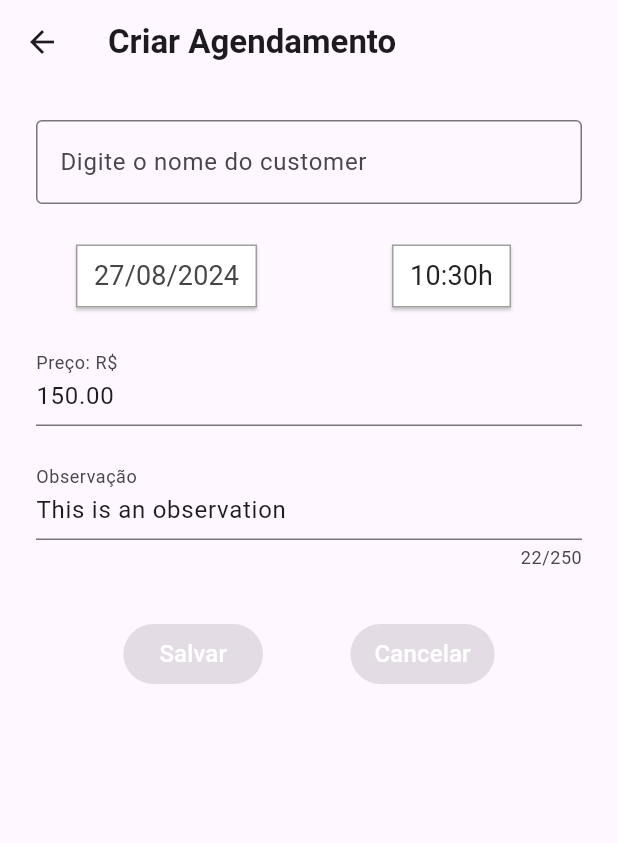
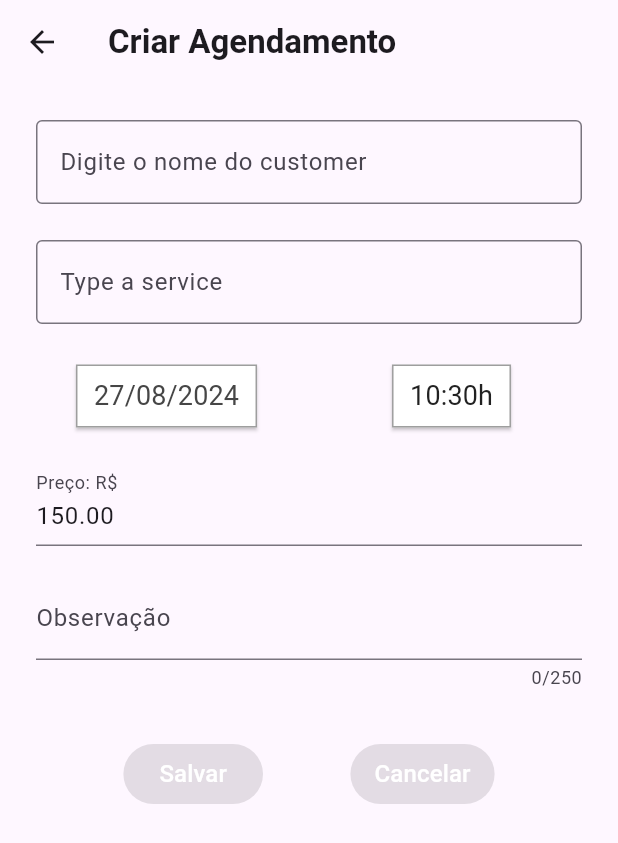
Before and after one commit to MatthewLacerda2/FixFlow, a Flutter app: the CreateScheduleScreen screen opened directly, on a phone screen of 412 x 824 dp. Shown: the top 843 px of the screen. Run offline on Flutter 3.47's test engine with Material 3 defaults, Android fonts, the phone set to English and light mode, and no system bars; our stand-ins replace email_validator, font_awesome_flutter, introduction_screen, shared_preferences; missing offline and left inert: client_sdk, dart_jsonwebtoken, snackbar; accounts and stored records are empty.

Commit message:
services input field

```diff
--- /dev/null
+++ b/flow_app/lib/components/Inputs/services_input_field.dart
@@ -0,0 +1,114 @@
+import 'package:flutter/material.dart';
+
+class ServicesInputField extends StatefulWidget {
+  const ServicesInputField({
+    super.key,
+    required this.services,
+    required this.allowNewServices,
+    required this.onServiceSelected,
+  });
+
+  final List<String> services;
+  final bool allowNewServices;
+  final ValueChanged<String?> onServiceSelected;
+
+  @override
+  ServicesInputFieldState createState() => ServicesInputFieldState();
+}
+
+class ServicesInputFieldState extends State<ServicesInputField> {
+  final TextEditingController _textController = TextEditingController();
+  List<String> _filteredServices = [];
+  String? _selectedService;
+  bool _isDropdownVisible = false;
+
+  @override
+  void initState() {
+    super.initState();
+    _textController.addListener(_onSearchChanged);
+  }
+
+  @override
+  void dispose() {
+    _textController.removeListener(_onSearchChanged);
+    _textController.dispose();
+    super.dispose();
+  }
+
+  void _onSearchChanged() {
+    final String query = _textController.text.toLowerCase();
+
+    if (query.isEmpty) {
+      setState(() {
+        _isDropdownVisible = false;
+      });
+      return;
+    }
+
+    setState(() {
+      _filteredServices = widget.services
+          .where((String service) => service.toLowerCase().contains(query))
+          .toList();
+
+      if (widget.allowNewServices &&
+          !_filteredServices
+              .any((String service) => service.toLowerCase() == query)) {
+        _filteredServices.insert(0, 'Add Service');
+      }
+
+      _isDropdownVisible = _filteredServices.isNotEmpty;
+    });
+  }
+
+  void _selectService(String service) {
+    if (service == 'Add Service') {
+      setState(() {
+        _selectedService = _textController.text;
+        _isDropdownVisible = false;
+      });
+    } else {
+      setState(() {
+        _selectedService = service;
+        _textController.text = service;
+        _isDropdownVisible = false;
+      });
+    }
+
+    widget.onServiceSelected(_selectedService);
+  }
+
+  @override
+  Widget build(BuildContext context) {
+    return Column(
+      crossAxisAlignment: CrossAxisAlignment.start,
+      children: <Widget>[
+        TextField(
+          controller: _textController,
+          decoration: const InputDecoration(
+            hintText: 'Type a service',
+            border: OutlineInputBorder(),
+          ),
+        ),
+        if (_isDropdownVisible)
+          Container(
+            margin: const EdgeInsets.only(top: 8.0),
+            decoration: BoxDecoration(
+              border: Border.all(color: Colors.grey),
+              borderRadius: BorderRadius.circular(4.0),
+            ),
+            child: ListView.builder(
+              shrinkWrap: true,
+              itemCount: _filteredServices.length,
+              itemBuilder: (BuildContext context, int index) {
+                final String service = _filteredServices[index];
+                return ListTile(
+                  title: Text(service),
+                  onTap: () => _selectService(service),
+                );
+              },
+            ),
+          ),
+      ],
+    );
+  }
+}
--- a/flow_app/lib/screen/Overview/Clients/client_screen.dart
+++ b/flow_app/lib/screen/Overview/Clients/client_screen.dart
@@ -132,7 +132,7 @@ class ClientScreen extends StatelessWidget {
                             horario: const TimeOfDay(hour: 14, minute: 30),
                             dia: DateTime(2024, 8, 27),
                             preco: 150.00,
-                            observacao: "This is an observation",
+                            observacao: "",
                           ),
                         ),
                       );
--- a/flow_app/lib/screen/Overview/calendar_screen.dart
+++ b/flow_app/lib/screen/Overview/calendar_screen.dart
@@ -4,6 +4,7 @@ import 'package:intl/intl.dart';
 import '../../components/Buttons/rounded_iconed_button.dart';
 import '../apts/edit_apt/create_log_screen.dart';
 import '../apts/edit_apt/create_schedule_screen.dart';
+
 //TODO: we got to think of a better way to let users do actions like creating, editing or deleting schedules, logs and idle periods
 class CalendarScreen extends StatefulWidget {
   const CalendarScreen({super.key});
@@ -49,7 +50,8 @@ class CalendarScreenState extends State<CalendarScreen> {
                 height: MediaQuery.of(context).size.height * 0.385,
                 child: PageView.builder(
                   itemCount: 12, // 12 months
-              controller: PageController(initialPage: currentDate.month - 1),
+                  controller:
+                      PageController(initialPage: currentDate.month - 1),
                   onPageChanged: (int index) {
                     setState(() {
                       currentDate = DateTime(currentDate.year, index + 1);
@@ -83,7 +85,7 @@ class CalendarScreenState extends State<CalendarScreen> {
                     horario: TimeOfDay.now(),
                     dia: DateTime(2024, 8, 27),
                     preco: 150.00,
-                    observacao: "This is an observation",
+                    observacao: "",
                   ),
                 ),
               );
@@ -104,7 +106,7 @@ class CalendarScreenState extends State<CalendarScreen> {
                     horario: TimeOfDay.now(),
                     dia: DateTime(2024, 8, 27),
                     preco: 150.00,
-                    observacao: "This is an observation",
+                    observacao: "",
                   ),
                 ),
               );
@@ -140,19 +142,16 @@ class CalendarScreenState extends State<CalendarScreen> {
   Widget _buildMonthView(int month) {
     final DateTime firstDayOfMonth = DateTime(currentDate.year, month, 2);
     final int daysInMonth = DateUtils.getDaysInMonth(currentDate.year, month);
-    final int firstWeekday =
-        firstDayOfMonth.weekday;
+    final int firstWeekday = firstDayOfMonth.weekday;
 
     return GridView.builder(
-
       padding: const EdgeInsets.symmetric(horizontal: 16),
       gridDelegate: const SliverGridDelegateWithFixedCrossAxisCount(
         crossAxisCount: 7,
         crossAxisSpacing: 4,
         mainAxisSpacing: 4,
       ),
-      itemCount: daysInMonth +
-          (firstWeekday - 1),
+      itemCount: daysInMonth + (firstWeekday - 1),
       itemBuilder: (BuildContext context, int index) {
         if (index < firstWeekday - 1) {
           return const SizedBox();
--- a/flow_app/lib/screen/apts/contact_screen.dart
+++ b/flow_app/lib/screen/apts/contact_screen.dart
@@ -96,7 +96,7 @@ class ContactScreenState extends State<ContactScreen> {
                           horario: TimeOfDay.now(),
                           dia: DateTime(2024, 8, 27),
                           preco: 150.00,
-                          observacao: "This is an observation",
+                          observacao: "",
                         ),
                       ),
                     );
--- a/flow_app/lib/screen/apts/edit_apt/create_log_screen.dart
+++ b/flow_app/lib/screen/apts/edit_apt/create_log_screen.dart
@@ -5,6 +5,7 @@ import '../../../components/Inputs/customer_dropdown.dart';
 import '../../../components/Inputs/date_picker_rectangle.dart';
 import '../../../components/Inputs/limited_text_input_field.dart';
 import '../../../components/Inputs/price_input_field.dart';
+import '../../../components/Inputs/services_input_field.dart';
 import '../../../components/Inputs/time_picker_rectangle.dart';
 
 class CreateLogScreen extends StatefulWidget {
@@ -33,6 +34,7 @@ class CreateLogScreenState extends State<CreateLogScreen> {
   late TextEditingController _precoController;
   late TextEditingController _observacaoController;
 
+  String service = "";
   bool _isEdited = false;
 
   @override
@@ -113,6 +115,14 @@ class CreateLogScreenState extends State<CreateLogScreen> {
               ],
             ),
             const SizedBox(height: 24),
+            ServicesInputField(
+              services: const <String>[],
+              allowNewServices: true,
+              onServiceSelected: (String? selectedService) {
+                service = selectedService ?? "";
+              },
+            ),
+            const SizedBox(height: 24),
             Row(
               mainAxisAlignment: MainAxisAlignment.spaceBetween,
               children: <Widget>[
--- a/flow_app/lib/screen/apts/edit_apt/create_schedule_screen.dart
+++ b/flow_app/lib/screen/apts/edit_apt/create_schedule_screen.dart
@@ -7,8 +7,10 @@ import '../../../components/Inputs/customer_dropdown.dart';
 import '../../../components/Inputs/date_picker_rectangle.dart';
 import '../../../components/Inputs/limited_text_input_field.dart';
 import '../../../components/Inputs/price_input_field.dart';
+import '../../../components/Inputs/services_input_field.dart';
 import '../../../components/Inputs/time_picker_rectangle.dart';
 import '../../../utils/date_time_utils.dart';
+import '../../../utils/flow_storage.dart';
 import '../../main/main_screen.dart';
 
 class CreateScheduleScreen extends StatefulWidget {
@@ -38,6 +40,7 @@ class CreateScheduleScreenState extends State<CreateScheduleScreen> {
   late TextEditingController _observacaoController;
 
   String customerId = "";
+  String service = "";
   late DateTime dateTime = DateTime.now();
 
   bool _isEdited = false;
@@ -65,20 +68,16 @@ class CreateScheduleScreenState extends State<CreateScheduleScreen> {
       final CreateAptSchedule createAptSchedule = CreateAptSchedule(
         customerId: customerId,
         dateTime: dateTime,
-        service: 'Service Name',
+        service: service,
         observation: _observacaoController.text,
         price: double.tryParse(_precoController.text) ?? 0.0,
       );
-      print("UHASUHASAS");
-      print(createAptSchedule);
-      print("UHASUHASAS");
       final Response response = await AptScheduleApi()
           .apiV1SchedulesPostWithHttpInfo(createAptSchedule: createAptSchedule);
-      print("osfidjgsorgi");
+
       if (response.statusCode == 201) {
-        print("11111111");
         ScaffoldMessenger.of(context).showSnackBar(
-          SnackBar(
+          const SnackBar(
             content: Text("Agendamento feito!"),
           ),
         );
@@ -89,9 +88,7 @@ class CreateScheduleScreenState extends State<CreateScheduleScreen> {
           (Route<dynamic> route) => false,
         );
       } else {
-        print("2222222222");
         print(createAptSchedule);
-        print(response);
         print(response.body);
         snack("Error: $response");
       }
@@ -148,6 +145,14 @@ class CreateScheduleScreenState extends State<CreateScheduleScreen> {
               ],
             ),
             const SizedBox(height: 24),
+            ServicesInputField(
+              services: const <String>[],
+              allowNewServices: true,
+              onServiceSelected: (String? selectedService) {
+                service = selectedService ?? "";
+              },
+            ),
+            const SizedBox(height: 24),
             Row(
               children: <Widget>[
                 Expanded(
@@ -155,7 +160,6 @@ class CreateScheduleScreenState extends State<CreateScheduleScreen> {
                     initialDate: widget.dia,
                     onDateSelected: (DateTime date) {
                       dateTime = DateTimeUtils.setDate(dateTime, date);
-                      print("umubuga");
                       _toggleEdit();
                     },
                   ),
@@ -166,7 +170,6 @@ class CreateScheduleScreenState extends State<CreateScheduleScreen> {
                     initialTime: widget.horario,
                     onTimeSelected: (TimeOfDay time) {
                       dateTime = DateTimeUtils.setTime(time, dateTime);
-                      print("fei di tal");
                       _toggleEdit();
                     },
                   ),
--- a/flow_app/lib/screen/main/logs_screen.dart
+++ b/flow_app/lib/screen/main/logs_screen.dart
@@ -110,7 +110,7 @@ class LogsScreen extends StatelessWidget {
                                 horario: const TimeOfDay(hour: 14, minute: 30),
                                 dia: DateTime(2024, 8, 27),
                                 preco: 150.00,
-                                observacao: "This is an observation",
+                                observacao: "",
                               ),
                             ),
                           );
@@ -137,7 +137,7 @@ class LogsScreen extends StatelessWidget {
                         horario: TimeOfDay.now(),
                         dia: DateTime(2024, 8, 27),
                         preco: 150.00,
-                        observacao: "This is an observation",
+                        observacao: "",
                       ),
                     ),
                   ),
@@ -159,7 +159,7 @@ class LogsScreen extends StatelessWidget {
                       horario: TimeOfDay.now(),
                       dia: DateTime(2024, 8, 27),
                       preco: 150.00,
-                      observacao: "This is an observation",
+                      observacao: "",
                     ),
                   ),
                 );
--- a/flow_app/lib/screen/main/schedules_screen.dart
+++ b/flow_app/lib/screen/main/schedules_screen.dart
@@ -211,7 +211,7 @@ class _SchedulesScreenState extends State<SchedulesScreen> {
                       horario: TimeOfDay.now(),
                       dia: DateTime(2024, 8, 27),
                       preco: 150.00,
-                      observacao: "This is an observation",
+                      observacao: "",
                     ),
                   ),
                 );
--- a/flow_app/lib/utils/flow_storage.dart
+++ b/flow_app/lib/utils/flow_storage.dart
@@ -24,6 +24,8 @@ class FlowStorage {
   static Future<void> clear() async {
     final SharedPreferences prefs = await SharedPreferences.getInstance();
     prefs.clear();
+
+    await AccountsApi().apiV1AccountsLogoutPost();
   }
 
   static Future<void> saveBusinessDTO(BusinessDTO businessDTO) async {
```
Also changed, not shown: flow_app/lib/screen/main/main_screen.dart (+4 -3 lines), flow_app/lib/screen/main/overview_screen.dart (+11 -11 lines). Lines whose indentation alone changed are shown as unchanged.
